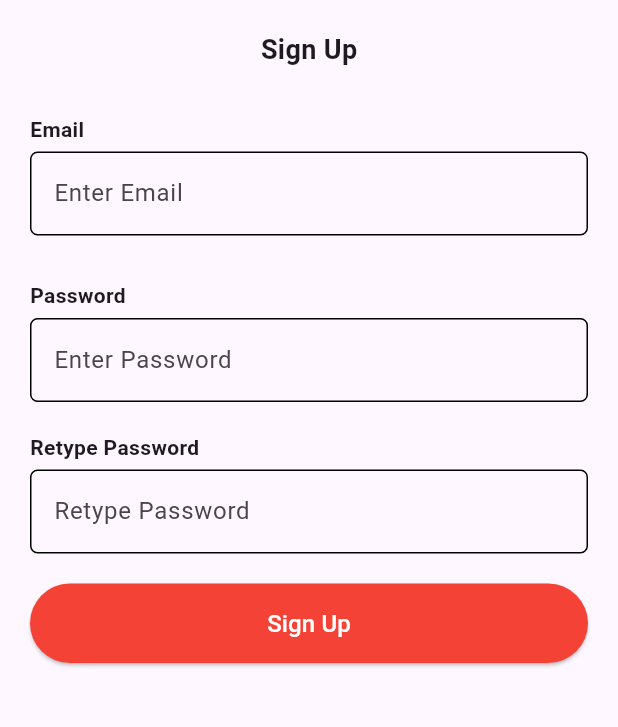
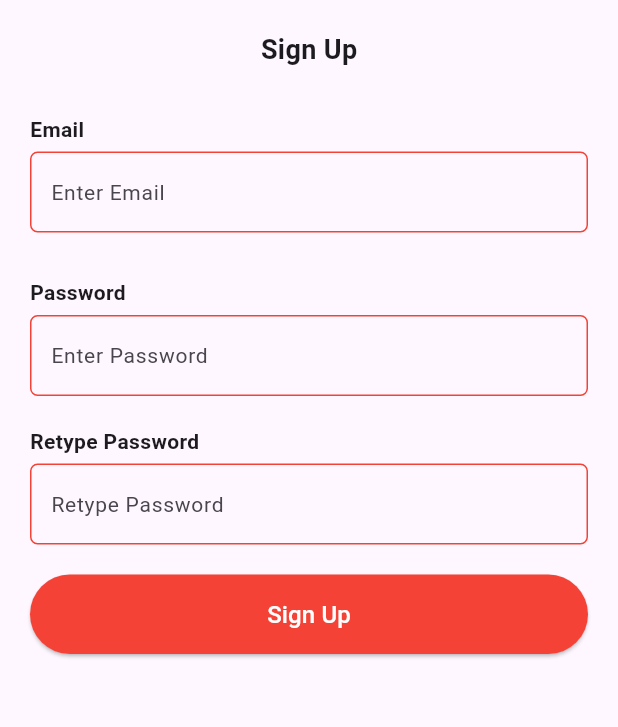
Before and after one commit to muaazahmad202/officeFlutterapp, a Flutter app: the AdminLoginScreen screen opened directly, after a tap on "Create New Account", on a phone screen of 412 x 824 dp, the part 324-1051 px from its top. Run offline on Flutter 3.47's test engine with Material 3 defaults, Android fonts, the phone set to English and light mode, and no system bars; our stand-ins replace flutter_image_compress, image_picker; missing offline and left inert: bcrypt; network calls fail.

Commit message:
Textfield changes

```diff
--- a/lib/screens/admin_login_screen.dart
+++ b/lib/screens/admin_login_screen.dart
@@ -212,11 +212,11 @@ class _AdminLoginScreenState extends State<AdminLoginScreen> {
                     border: OutlineInputBorder(
                       borderRadius: BorderRadius.circular(5.0),
                       // 4. Adjust color based on Figma
-                      borderSide: const BorderSide(color: Colors.grey),
+                      borderSide: const BorderSide(color: Colors.red),
                     ),
                     enabledBorder: OutlineInputBorder(
                       borderRadius: BorderRadius.circular(5.0),
-                      borderSide: const BorderSide(color: Colors.grey),
+                      borderSide: const BorderSide(color: Colors.red),
                     ),
                     focusedBorder: OutlineInputBorder(
                       borderRadius: BorderRadius.circular(5.0),
@@ -247,11 +247,11 @@ class _AdminLoginScreenState extends State<AdminLoginScreen> {
                     border: OutlineInputBorder(
                       borderRadius: BorderRadius.circular(5.0),
                       // 4. Adjust color based on Figma
-                      borderSide: const BorderSide(color: Colors.grey),
+                      borderSide: const BorderSide(color: Colors.red),
                     ),
                     enabledBorder: OutlineInputBorder(
                       borderRadius: BorderRadius.circular(5.0),
-                      borderSide: const BorderSide(color: Colors.grey),
+                      borderSide: const BorderSide(color: Colors.red),
                     ),
                     focusedBorder: OutlineInputBorder(
                       borderRadius: BorderRadius.circular(5.0),
--- a/lib/screens/create_new_account_screen.dart
+++ b/lib/screens/create_new_account_screen.dart
@@ -176,16 +176,21 @@ class _AdminSignupScreenState extends State<AdminSignupScreen> {
                 controller: _emailController,
                 decoration: InputDecoration(
                   hintText: 'Enter Email',
+                  hintStyle: const TextStyle(fontSize: 14),
+                  contentPadding: const EdgeInsets.symmetric(
+                    vertical: 15, // Adjust according to Figma
+                    horizontal: 10,
+                  ),
                   border: OutlineInputBorder(
                     borderRadius: BorderRadius.circular(5),
-                    borderSide: const BorderSide(color: Colors.black),
+                    borderSide: const BorderSide(color: Colors.red),
                   ),
                   enabledBorder: OutlineInputBorder(
-                    borderSide: const BorderSide(color: Colors.black),
+                    borderSide: const BorderSide(color: Colors.red),
                     borderRadius: BorderRadius.circular(5),
                   ),
                   focusedBorder: OutlineInputBorder(
-                    borderSide: const BorderSide(color: Colors.black, width: 2),
+                    borderSide: const BorderSide(color: Colors.red, width: 2),
                     borderRadius: BorderRadius.circular(5),
                   ),
                 ),
@@ -201,16 +206,21 @@ class _AdminSignupScreenState extends State<AdminSignupScreen> {
                 obscureText: true,
                 decoration: InputDecoration(
                   hintText: 'Enter Password',
+                  hintStyle: const TextStyle(fontSize: 14),
+                  contentPadding: const EdgeInsets.symmetric(
+                    vertical: 15, // Adjust according to Figma
+                    horizontal: 10,
+                  ),
                   border: OutlineInputBorder(
                     borderRadius: BorderRadius.circular(5),
-                    borderSide: const BorderSide(color: Colors.black),
+                    borderSide: const BorderSide(color: Colors.red),
                   ),
                   enabledBorder: OutlineInputBorder(
-                    borderSide: const BorderSide(color: Colors.black),
+                    borderSide: const BorderSide(color: Colors.red),
                     borderRadius: BorderRadius.circular(5),
                   ),
                   focusedBorder: OutlineInputBorder(
-                    borderSide: const BorderSide(color: Colors.black, width: 2),
+                    borderSide: const BorderSide(color: Colors.red, width: 2),
                     borderRadius: BorderRadius.circular(5),
                   ),
                 ),
@@ -226,16 +236,21 @@ class _AdminSignupScreenState extends State<AdminSignupScreen> {
                 obscureText: true,
                 decoration: InputDecoration(
                   hintText: 'Retype Password',
+                  hintStyle: const TextStyle(fontSize: 14),
+                  contentPadding: const EdgeInsets.symmetric(
+                    vertical: 15, // Adjust according to Figma
+                    horizontal: 10,
+                  ),
                   border: OutlineInputBorder(
                     borderRadius: BorderRadius.circular(5),
-                    borderSide: const BorderSide(color: Colors.black),
+                    borderSide: const BorderSide(color: Colors.red),
                   ),
                   enabledBorder: OutlineInputBorder(
-                    borderSide: const BorderSide(color: Colors.black),
+                    borderSide: const BorderSide(color: Colors.red),
                     borderRadius: BorderRadius.circular(5),
                   ),
                   focusedBorder: OutlineInputBorder(
-                    borderSide: const BorderSide(color: Colors.black, width: 2),
+                    borderSide: const BorderSide(color: Colors.red, width: 2),
                     borderRadius: BorderRadius.circular(5),
                   ),
                 ),
```
Also changed, not shown: lib/screens/home_user_screen.dart (+5 -6 lines), lib/screens/user_login_screen.dart (+10 -0 lines), lib/screens/user_signup_screen.dart (+8 -3 lines).
